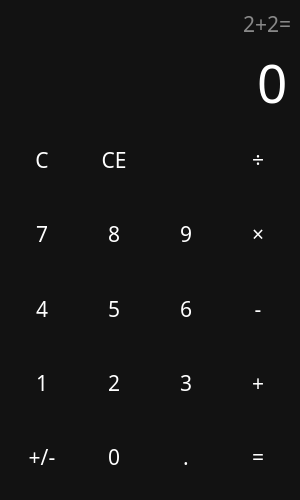
Qt form design.ui (SnowFox-95/calc_gui) before a commit.
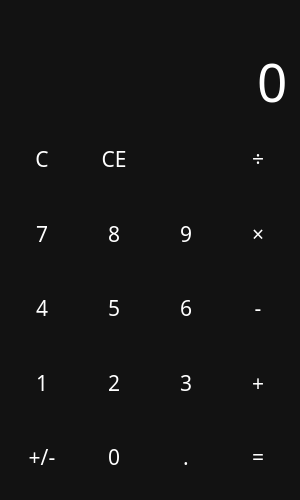
The same form after that commit. Icons and pictures are not drawn.

Commit message: main.py -создание класса сalculator -инициализация окна приложения

```diff
--- a/design.ui
+++ b/design.ui
@@ -64,7 +64,7 @@
        <string notr="true">color:#888;</string>
       </property>
       <property name="text">
-       <string>2+2=</string>
+       <string/>
       </property>
       <property name="alignment">
        <set>Qt::AlignRight|Qt::AlignTrailing|Qt::AlignVCenter</set>
```
The commit also changes 2 other files.
